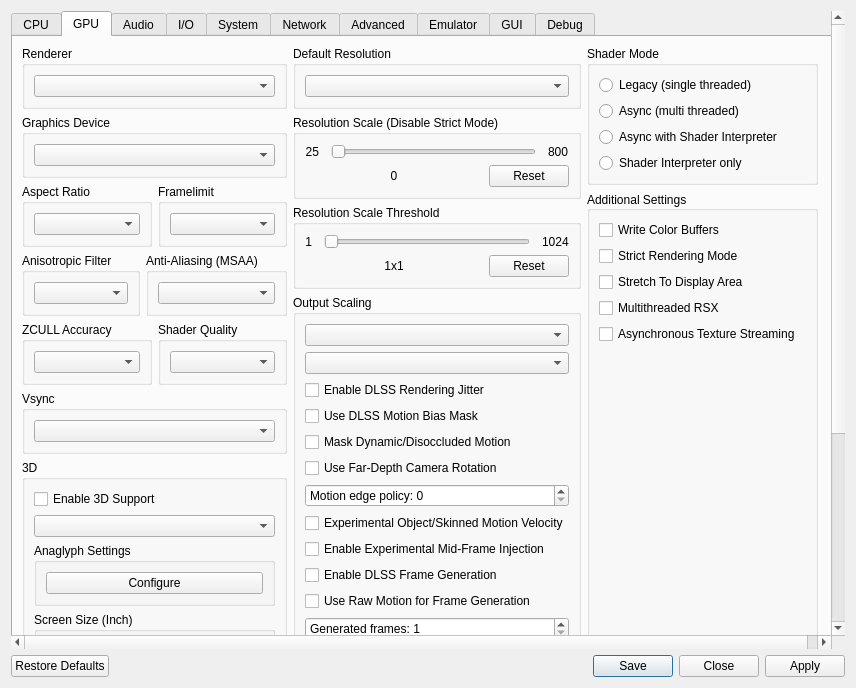
This is rpcs3/rpcs3qt/settings_dialog.ui in xXJSONDeruloXx/rpcs3 as Qt 5 draws it before an edit. The edited form follows.
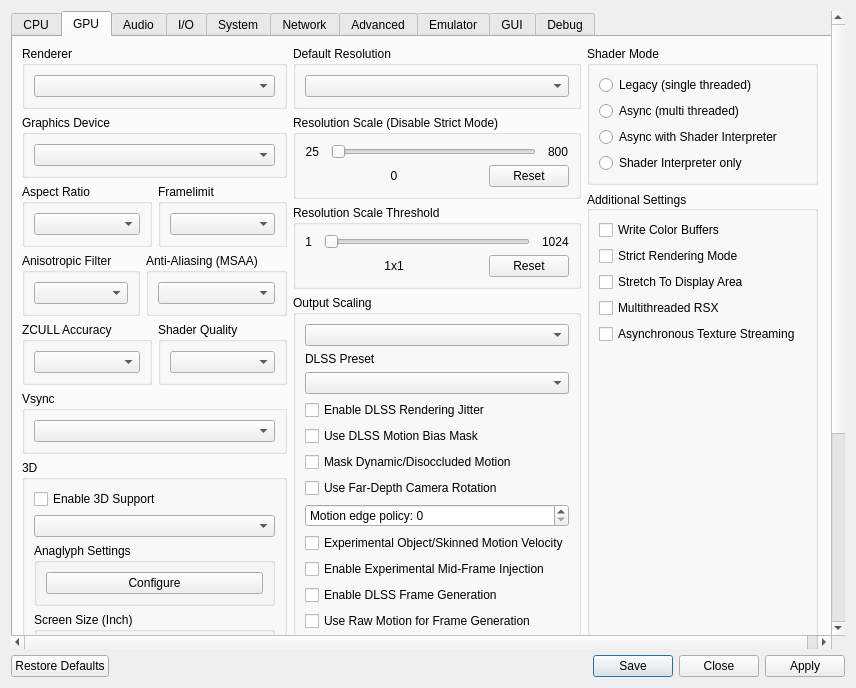
This is the edited form. The open tabs and pages were chosen to show the change. Icons and pictures are not drawn.

Commit message: feat: expose DLSS letter presets

What changed in the file:
```diff
--- a/rpcs3/rpcs3qt/settings_dialog.ui
+++ b/rpcs3/rpcs3qt/settings_dialog.ui
@@ -776,7 +776,14 @@
                 <widget class="QComboBox" name="outputScalingMode"/>
                </item>
                <item>
-                <widget class="QComboBox" name="dlssQualityMode"/>
+                <widget class="QLabel" name="dlssPresetLabel">
+                 <property name="text">
+                  <string>DLSS Preset</string>
+                 </property>
+                </widget>
+               </item>
+               <item>
+                <widget class="QComboBox" name="dlssPreset"/>
                </item>
                <item>
                 <widget class="QCheckBox" name="dlssJitter">
```
The commit also changes 11 other files.
